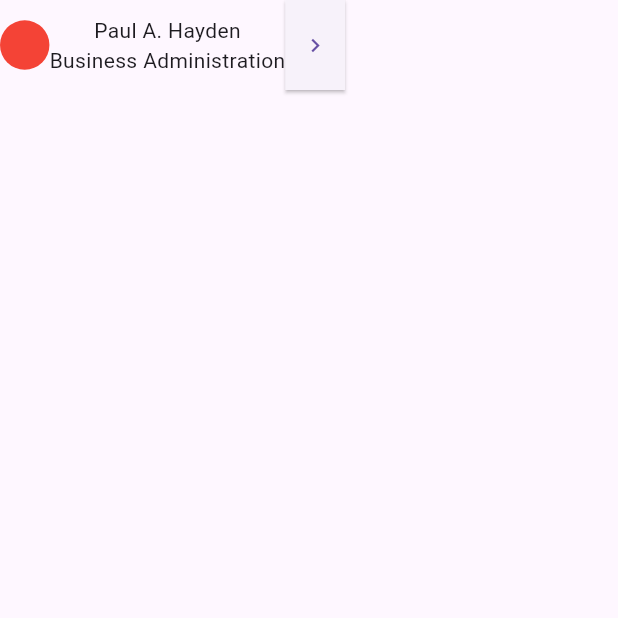
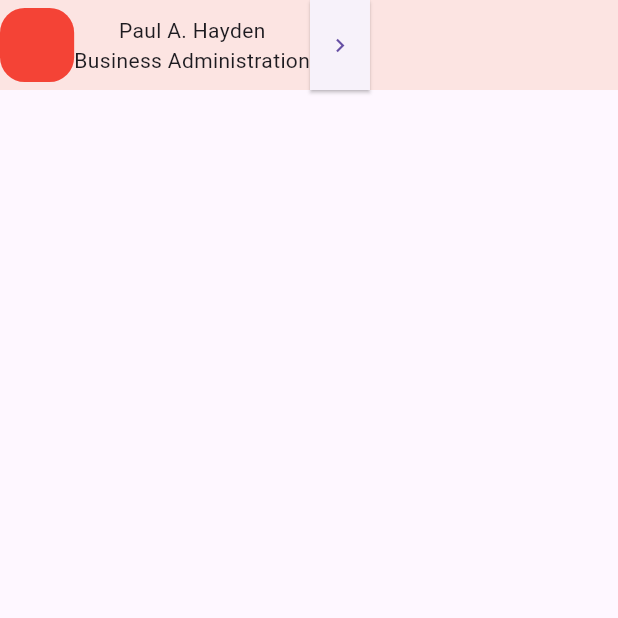
Before and after one commit to widiwidget/Exercise, a Flutter app: the screen it shows after launch, on a phone screen of 412 x 824 dp, the top half of it. Run offline on Flutter 3.47's test engine with Material 3 defaults, Android fonts, the light colour scheme and no system bars.

Commit message:
renk controller eklendi

```diff
--- /dev/null
+++ b/lib/core/const/colors.dart
@@ -0,0 +1,15 @@
+
+import 'dart:ui';
+
+enum AppColor{
+  royalWedding,
+}
+
+extension AppColorExtension on AppColor{
+  Color getColor(){
+    switch(this){
+      case AppColor.royalWedding:
+        return const Color(0xfffce4e2);
+    }
+  }
+}
--- a/lib/feature/home/view/home_view.dart
+++ b/lib/feature/home/view/home_view.dart
@@ -2,6 +2,8 @@ import 'package:exercise/core/widget/custom_elevated_button.dart';
 import 'package:exercise/product/extension/context/border_radius.dart';
 import 'package:exercise/product/extension/context/size.dart';
 import 'package:flutter/material.dart';
+
+import '../../../core/const/colors.dart';
 
 class HomeView extends StatelessWidget {
   const HomeView({Key? key}) : super(key: key);
@@ -13,15 +15,19 @@ class HomeView extends StatelessWidget {
         child: Column(
           children: [
             //top place
-            Row(
+            Container(
+              decoration: BoxDecoration(
+                color: AppColor.royalWedding.getColor(),
+              ),
+              child: Row(
                 children: [
                   Container(
                     decoration: BoxDecoration(
                       borderRadius: context.border.smallBorderRadius,
                       color: Colors.red
                     ),
-                  width: context.sized.dynamicHeigth(0.04),
-                  height: context.sized.dynamicHeigth(0.04),
+                    width: context.sized.dynamicHeigth(0.06),
+                    height: context.sized.dynamicHeigth(0.06),
                   ),
                   const Column(
                     children: [
@@ -31,6 +37,7 @@ class HomeView extends StatelessWidget {
                   ),
                   CustomElevatedButton(onPressed: (){}, child: const Icon(Icons.keyboard_arrow_right_outlined))
                 ],
+              ),
             )
           ],
         ),
```
Lines whose indentation alone changed are shown as unchanged.
